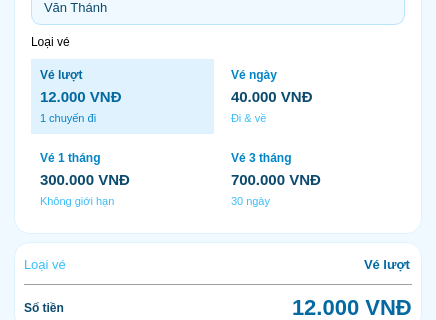
Before: the Qt Designer form UI/Customer/Thanhtoan.ui in nguyenbphan12001-rimzy/Metro, drawn with Qt 5; both pictures show x 0 to 436 and y 359 to 679 of the 436 by 853 pixel window.
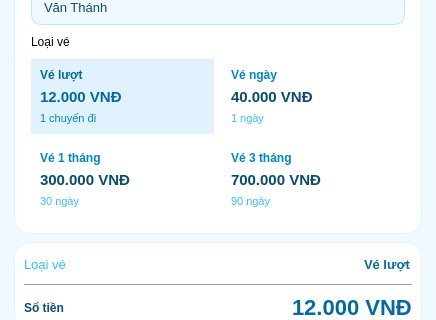
After: the same form once the commit is applied.

The edit to the form file:
```diff
--- a/UI/Customer/Thanhtoan.ui
+++ b/UI/Customer/Thanhtoan.ui
@@ -560,7 +560,7 @@
                <string>color:#38BDF8;font-size:11px;</string>
               </property>
               <property name="text">
-               <string>Đi &amp; về</string>
+               <string>1 ngày</string>
               </property>
              </widget>
             </item>
@@ -599,7 +599,7 @@
                <string>color:#38BDF8;font-size:11px;</string>
               </property>
               <property name="text">
-               <string>Không giới hạn</string>
+               <string>30 ngày</string>
               </property>
              </widget>
             </item>
@@ -638,7 +638,7 @@
                <string>color:#38BDF8;font-size:11px;</string>
               </property>
               <property name="text">
-               <string>30 ngày</string>
+               <string>90 ngày</string>
               </property>
              </widget>
             </item>
```
